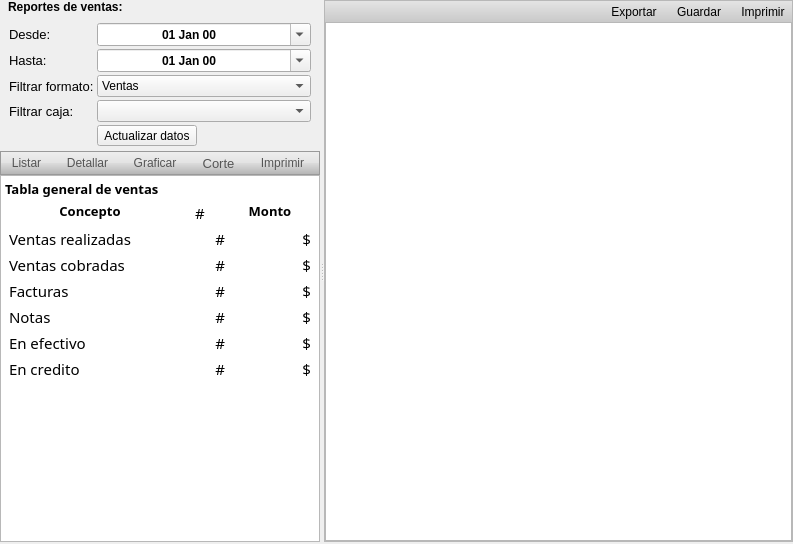
Qt form qt/modulos/ui_reportes.ui (dravix/pyventa) before a commit.
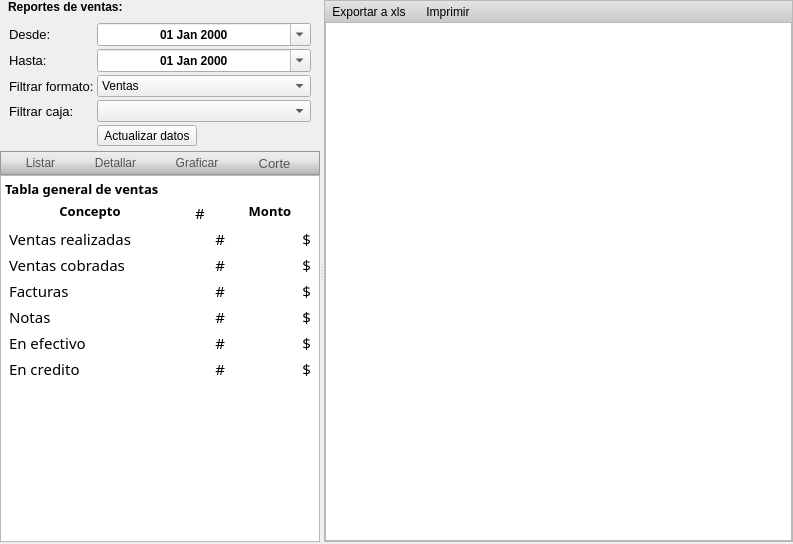
The same form after that commit. The open tabs and pages were chosen to show the change. Icons and pictures are not drawn.

Commit message: Itegracion de SQLite y renovacion de modulos de reporte y reintegracion del modulo de caja

What changed in the file:
```diff
--- a/qt/modulos/ui_reportes.ui
+++ b/qt/modulos/ui_reportes.ui
@@ -124,7 +124,7 @@
                     <bool>true</bool>
                    </property>
                    <property name="displayFormat">
-                    <string>dd MMM yy   </string>
+                    <string>dd MMM yyyy</string>
                    </property>
                    <property name="calendarPopup">
                     <bool>true</bool>
@@ -166,7 +166,7 @@
                     <bool>true</bool>
                    </property>
                    <property name="displayFormat">
-                    <string>dd MMM yy   </string>
+                    <string>dd MMM yyyy</string>
                    </property>
                    <property name="calendarPopup">
                     <bool>true</bool>
@@ -426,39 +426,6 @@
                  </property>
                 </widget>
                </item>
-               <item>
-                <widget class="QToolButton" name="tbImprimir">
-                 <property name="font">
-                  <font>
-                   <pointsize>9</pointsize>
-                   <weight>50</weight>
-                   <bold>false</bold>
-                  </font>
-                 </property>
-                 <property name="text">
-                  <string>Imprimir</string>
-                 </property>
-                 <property name="icon">
-                  <iconset resource="../../icons.qrc">
-                   <normaloff>:/actions/images/actions/color_18/print.png</normaloff>:/actions/images/actions/color_18/print.png</iconset>
-                 </property>
-                 <property name="iconSize">
-                  <size>
-                   <width>18</width>
-                   <height>18</height>
-                  </size>
-                 </property>
-                 <property name="popupMode">
-                  <enum>QToolButton::InstantPopup</enum>
-                 </property>
-                 <property name="toolButtonStyle">
-                  <enum>Qt::ToolButtonTextUnderIcon</enum>
-                 </property>
-                 <property name="autoRaise">
-                  <bool>true</bool>
-                 </property>
-                </widget>
-               </item>
               </layout>
              </widget>
             </item>
@@ -717,7 +684,7 @@
                  <rect>
                   <x>0</x>
                   <y>0</y>
-                  <width>363</width>
+                  <width>437</width>
                   <height>538</height>
                  </rect>
                 </property>
@@ -737,6 +704,69 @@
                     <property name="margin">
                      <number>0</number>
                     </property>
+                    <item>
+                     <widget class="QToolButton" name="tbRExportar">
+                      <property name="font">
+                       <font>
+                        <pointsize>9</pointsize>
+                        <weight>50</weight>
+                        <bold>false</bold>
+                       </font>
+                      </property>
+                      <property name="text">
+                       <string>Exportar a xls</string>
+                      </property>
+                      <property name="icon">
+                       <iconset resource="../../icons.qrc">
+                        <normaloff>:/actions/images/actions/color_18/spreadsheet.png</normaloff>:/actions/images/actions/color_18/spreadsheet.png</iconset>
+                      </property>
+                      <property name="iconSize">
+                       <size>
+                        <width>18</width>
+                        <height>18</height>
+                       </size>
+                      </property>
+                      <property name="toolButtonStyle">
+                       <enum>Qt::ToolButtonTextBesideIcon</enum>
+                      </property>
+                      <property name="autoRaise">
+                       <bool>true</bool>
+                      </property>
+                     </widget>
+                    </item>
+                    <item>
+                     <widget class="QToolButton" name="tbImprimir">
+                      <property name="font">
+                       <font>
+                        <pointsize>9</pointsize>
+                        <weight>50</weight>
+                        <bold>false</bold>
+                       </font>
+                      </property>
+                      <property name="text">
+                       <string>Imprimir</string>
+                      </property>
+                      <property name="icon">
+                       <iconset resource="../../icons.qrc">
+                        <normaloff>:/actions/images/actions/color_18/print.png</normaloff>:/actions/images/actions/color_18/print.png</iconset>
+                      </property>
+                      <property name="iconSize">
+                       <size>
+                        <width>18</width>
+                        <height>18</height>
+                       </size>
+                      </property>
+                      <property name="popupMode">
+                       <enum>QToolButton::InstantPopup</enum>
+                      </property>
+                      <property name="toolButtonStyle">
+                       <enum>Qt::ToolButtonTextBesideIcon</enum>
+                      </property>
+                      <property name="autoRaise">
+                       <bool>true</bool>
+                      </property>
+                     </widget>
+                    </item>
                     <item>
                      <spacer name="horizontalSpacer_3">
                       <property name="orientation">
@@ -750,96 +780,6 @@
                       </property>
                      </spacer>
                     </item>
-                    <item>
-                     <widget class="QToolButton" name="tbREtiquetar">
-                      <property name="font">
-                       <font>
-                        <pointsize>9</pointsize>
-                        <weight>50</weight>
-                        <bold>false</bold>
-                       </font>
-                      </property>
-                      <property name="text">
-                       <string>Exportar</string>
-                      </property>
-                      <property name="icon">
-                       <iconset resource="../../icons.qrc">
-                        <normaloff>:/actions/images/actions/color_18/spreadsheet.png</normaloff>:/actions/images/actions/color_18/spreadsheet.png</iconset>
-                      </property>
-                      <property name="iconSize">
-                       <size>
-                        <width>18</width>
-                        <height>18</height>
-                       </size>
-                      </property>
-                      <property name="toolButtonStyle">
-                       <enum>Qt::ToolButtonTextBesideIcon</enum>
-                      </property>
-                      <property name="autoRaise">
-                       <bool>true</bool>
-                      </property>
-                     </widget>
-                    </item>
-                    <item>
-                     <widget class="QToolButton" name="tbRGuardar">
-                      <property name="font">
-                       <font>
-                        <pointsize>9</pointsize>
-                        <weight>50</weight>
-                        <bold>false</bold>
-                       </font>
-                      </property>
-                      <property name="text">
-                       <string>Guardar</string>
-                      </property>
-                      <property name="icon">
-                       <iconset resource="../../icons.qrc">
-                        <normaloff>:/actions/images/actions/color_18/diskette.png</normaloff>:/actions/images/actions/color_18/diskette.png</iconset>
-                      </property>
-                      <property name="iconSize">
-                       <size>
-                        <width>18</width>
-                        <height>18</height>
-                       </size>
-                      </property>
-                      <property name="toolButtonStyle">
-                       <enum>Qt::ToolButtonTextBesideIcon</enum>
-                      </property>
-                      <property name="autoRaise">
-                       <bool>true</bool>
-                      </property>
-                     </widget>
-                    </item>
-                    <item>
-                     <widget class="QToolButton" name="tbRImprimir">
-                      <property name="font">
-                       <font>
-                        <pointsize>9</pointsize>
-                        <weight>50</weight>
-                        <bold>false</bold>
-                       </font>
-                      </property>
-                      <property name="text">
-                       <string>Imprimir</string>
-                      </property>
-                      <property name="icon">
-                       <iconset resource="../../icons.qrc">
-                        <normaloff>:/actions/images/actions/color_18/print.png</normaloff>:/actions/images/actions/color_18/print.png</iconset>
-                      </property>
-                      <property name="iconSize">
-                       <size>
-                        <width>18</width>
-                        <height>18</height>
-                       </size>
-                      </property>
-                      <property name="toolButtonStyle">
-                       <enum>Qt::ToolButtonTextBesideIcon</enum>
-                      </property>
-                      <property name="autoRaise">
-                       <bool>true</bool>
-                      </property>
-                     </widget>
-                    </item>
                    </layout>
                   </widget>
                  </item>
```
Left out of the diff: 88 changed lines with no effect on the pictures. The commit also changes 175 other files.
